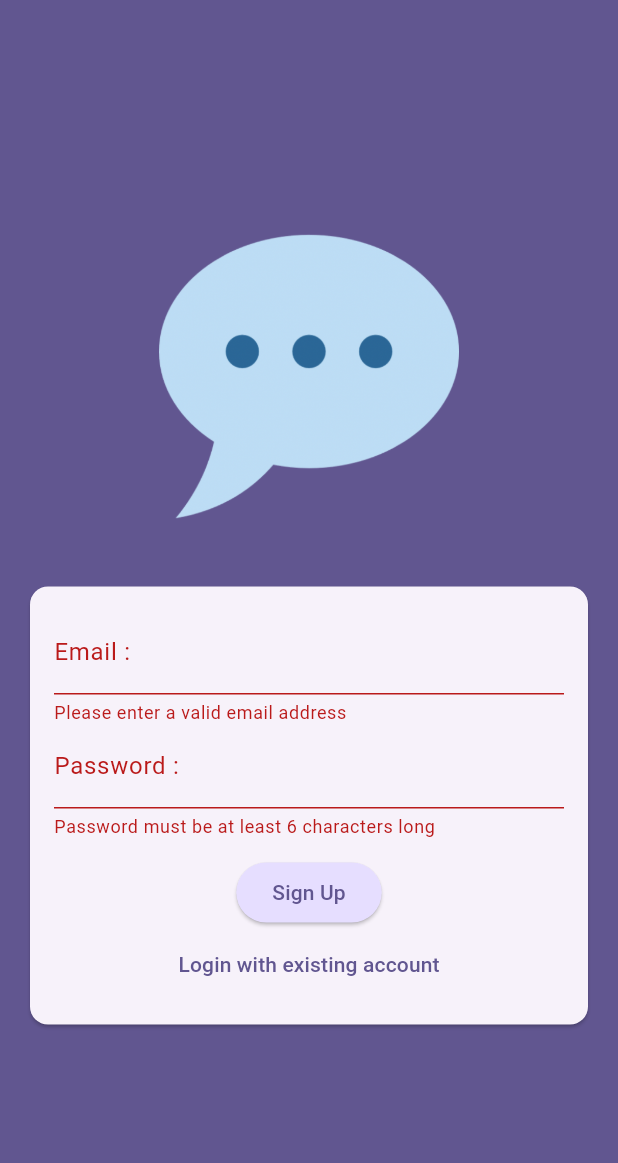
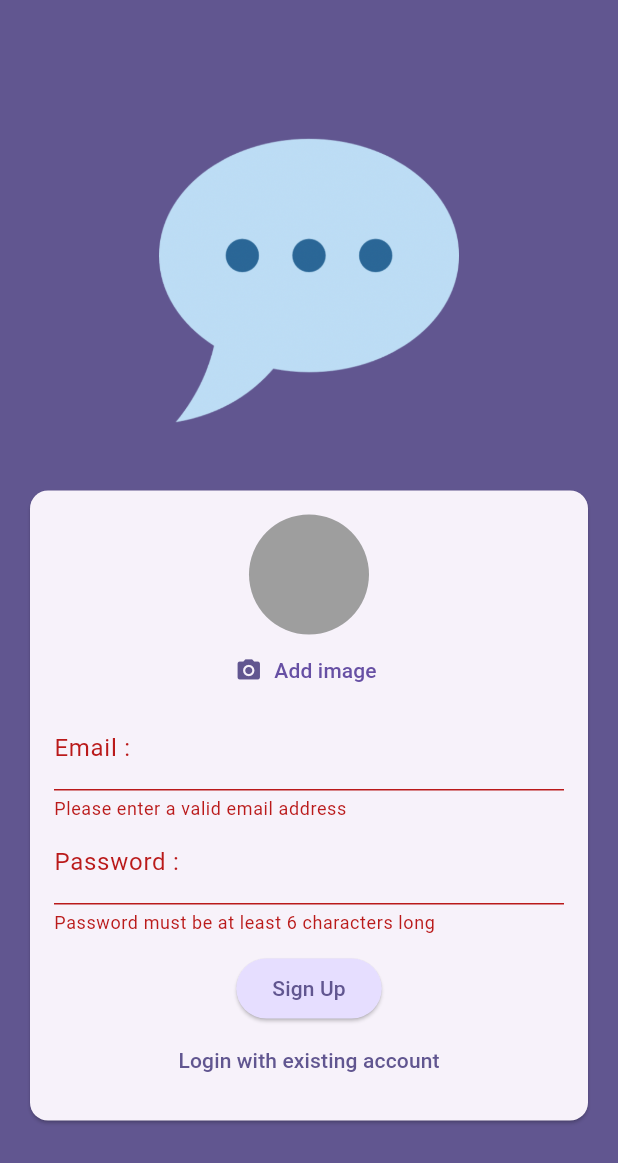
Before and after one commit to Rishi-Mishra0704/chat_app, a Flutter app: the screen it shows after launch, after a tap on "Login", after a tap on "Create an account", on a phone screen of 412 x 824 dp. Shown: the top 1163 px of the screen. Run offline on Flutter 3.47's test engine with Material 3 defaults, Android fonts, the phone set to English and light mode, and no system bars; our stand-ins replace firebase_auth, firebase_core, image_picker; accounts and stored records are empty.

Commit message:
add image picker

```diff
--- a/lib/screens/auth.dart
+++ b/lib/screens/auth.dart
@@ -1,3 +1,4 @@
+import 'package:chat_app/widgets/image_picker.dart';
 import 'package:flutter/material.dart';
 import 'package:firebase_auth/firebase_auth.dart';
 
@@ -51,7 +52,6 @@ class _AuthScreenState extends State<AuthScreen> {
     }
   }
 
-
   @override
   Widget build(BuildContext context) {
     return Scaffold(
@@ -77,6 +77,7 @@ class _AuthScreenState extends State<AuthScreen> {
                       child: Column(
                         mainAxisSize: MainAxisSize.min,
                         children: [
+                          if (!_isLogin)const ImagePickerWidget(),
                           TextFormField(
                             decoration:
                                 const InputDecoration(labelText: 'Email : '),
--- /dev/null
+++ b/lib/widgets/image_picker.dart
@@ -0,0 +1,52 @@
+import 'dart:io';
+
+import 'package:flutter/material.dart';
+import 'package:image_picker/image_picker.dart';
+
+class ImagePickerWidget extends StatefulWidget {
+  const ImagePickerWidget({super.key});
+  @override
+  State<ImagePickerWidget> createState() {
+    return _ImagePickerWidgetState();
+  }
+}
+
+class _ImagePickerWidgetState extends State<ImagePickerWidget> {
+  File? _pickedImageFile;
+
+  void _pickImage() async {
+    final pickedImage = await ImagePicker().pickImage(
+      source: ImageSource.camera,
+      imageQuality: 50,
+      maxWidth: 150,
+    );
+    if (pickedImage == null) {
+      return;
+    }
+    setState(() {
+      _pickedImageFile = File(pickedImage.path);
+    });
+  }
+
+  @override
+  Widget build(BuildContext context) {
+    return Column(
+      children: [
+        CircleAvatar(
+          radius: 40,
+          backgroundColor: Colors.grey,
+          foregroundImage:
+              _pickedImageFile != null ? FileImage(_pickedImageFile!) : null,
+        ),
+        TextButton.icon(
+          onPressed: _pickImage,
+          icon: const Icon(Icons.camera_alt),
+          label: Text(
+            'Add image',
+            style: TextStyle(color: Theme.of(context).primaryColor),
+          ),
+        ),
+      ],
+    );
+  }
+}
```
Lines whose indentation alone changed are shown as unchanged.
